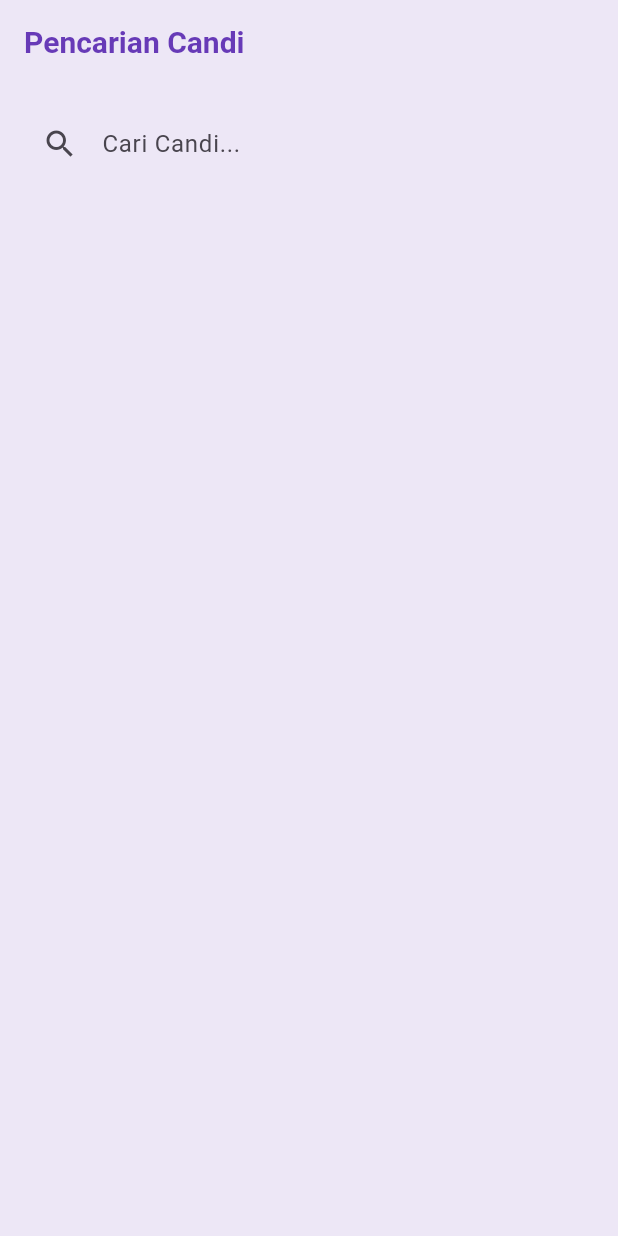
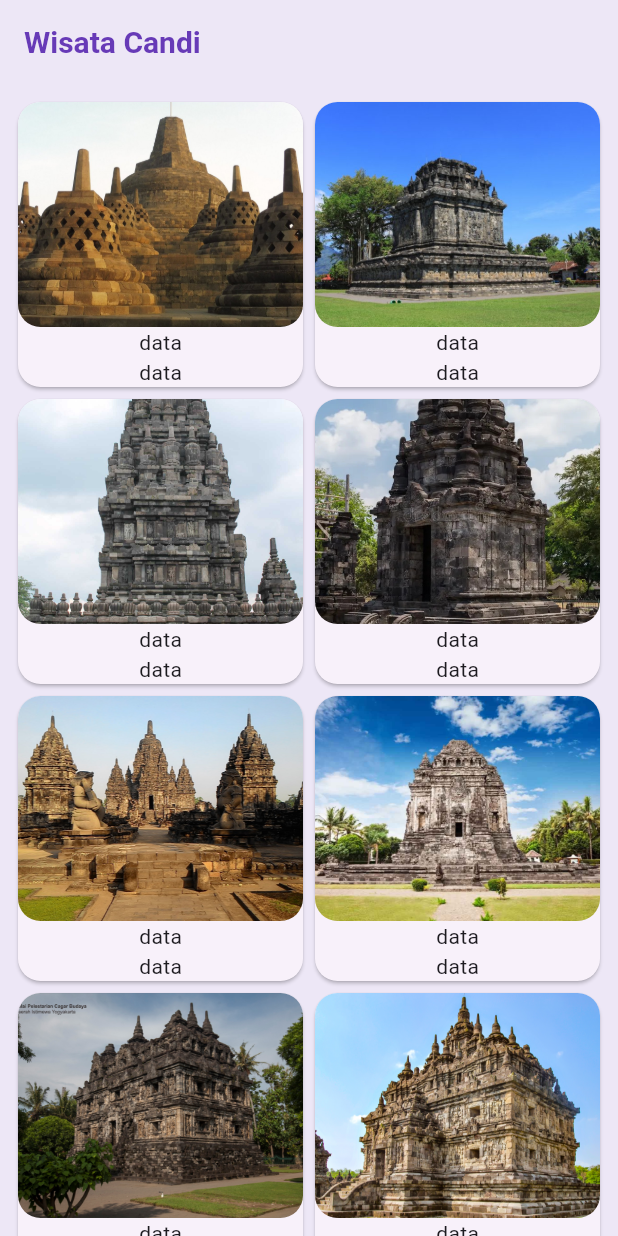
Before and after one commit to mayangsarinr/wisata_candi_mayangsari, a Flutter app: the screen it shows after launch, on a phone screen of 412 x 824 dp. Run offline on Flutter 3.47's test engine with Material 3 defaults, Android fonts, the phone set to English and light mode, and no system bars.

Commit message:
add homeScreen
penambahan

```diff
--- a/lib/main.dart
+++ b/lib/main.dart
@@ -3,6 +3,7 @@ import 'package:wisata_candi/data/candi_data.dart';
 import 'package:wisata_candi/screens/SignInScreen.dart';
 import 'package:wisata_candi/screens/SignUpScreen.dart';
 import 'package:wisata_candi/screens/detail_screen.dart';
+import 'package:wisata_candi/screens/home_screen.dart';
 import 'package:wisata_candi/screens/profile_screen.dart';
 import 'package:wisata_candi/screens/search_screen.dart';
 
@@ -37,7 +38,8 @@ class MyApp extends StatelessWidget {
       //home: DetailScreen(candi: candiList[0]),
       // home: SignInScreen(),
       // home: SignUpScreen(),
-      home: SearchScreen(),
+      //home: SearchScreen(),
+      home: HomeScreen(),
     );
   }
 }
--- /dev/null
+++ b/lib/screens/home_screen.dart
@@ -0,0 +1,33 @@
+import 'package:flutter/material.dart';
+import 'package:flutter/rendering.dart';
+import 'package:wisata_candi/data/candi_data.dart';
+import 'package:wisata_candi/widgets/item_card.dart';
+
+import '../models/candi.dart';
+
+class HomeScreen extends StatefulWidget {
+  const HomeScreen({super.key});
+
+  @override
+  State<HomeScreen> createState() => _HomeScreenState();
+}
+
+class _HomeScreenState extends State<HomeScreen> {
+  @override
+  Widget build(BuildContext context) {
+    return Scaffold(
+      //TODO: 1. Buat appbar dengan judul Wisata Candi
+      appBar: AppBar(title: Text('Wisata Candi'),),
+      //TODO: 2. Buat body dengan GridView.builder
+      body: GridView.builder(
+          gridDelegate: SliverGridDelegateWithFixedCrossAxisCount(crossAxisCount: 2),
+          padding: EdgeInsets.all(8),
+          itemCount: candiList.length,
+          itemBuilder: (context, index){
+            return ItemCard(candi: candiList[index]);
+          }
+      ),
+      //TODO: 3. Buat ItemCard sebagai return Value dari GridView.builder
+    );
+  }
+}
--- /dev/null
+++ b/lib/widgets/item_card.dart
@@ -0,0 +1,38 @@
+import 'package:flutter/material.dart';
+
+import '../models/candi.dart';
+
+class ItemCard extends StatelessWidget {
+  //TODO: 1. Delarasikan variabel yang dibutuhkan dan pasang pada konstruktor
+  final Candi candi;
+  const ItemCard({super.key, required this.candi});
+
+  @override
+  Widget build(BuildContext context) {
+    return Card(
+      //TODO: 2. Tetapkan parameter shape, margin, dan elevation dari Cari
+      shape: RoundedRectangleBorder(borderRadius: BorderRadius.circular(15)),
+      margin: EdgeInsets.all(4),
+      elevation: 1,
+      child: Column(
+        children: [
+          //TODO: 3. Buat Image sebagai anak dari Column
+          Expanded(
+            child: ClipRRect(
+              borderRadius: BorderRadius.circular(15) ,
+              child: Image.asset(candi.imageAsset,
+                  width: double.infinity,
+                  fit: BoxFit.cover
+              ),
+            ),
+          ),
+          Text("data"),
+          Text("data"),
+          //TODO: 4. Buat Text sebagai anak dari Column
+          //TODO: 5. Buat Text sebagai anak dari Column
+
+        ],
+      ),
+    );
+  }
+}
```
